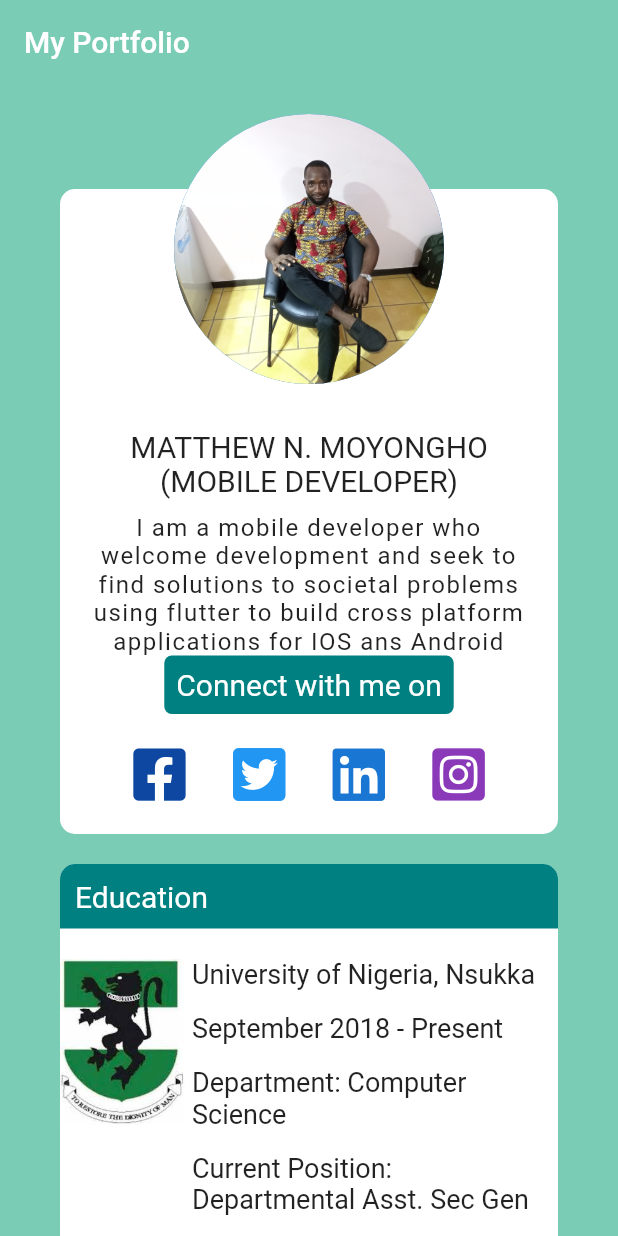
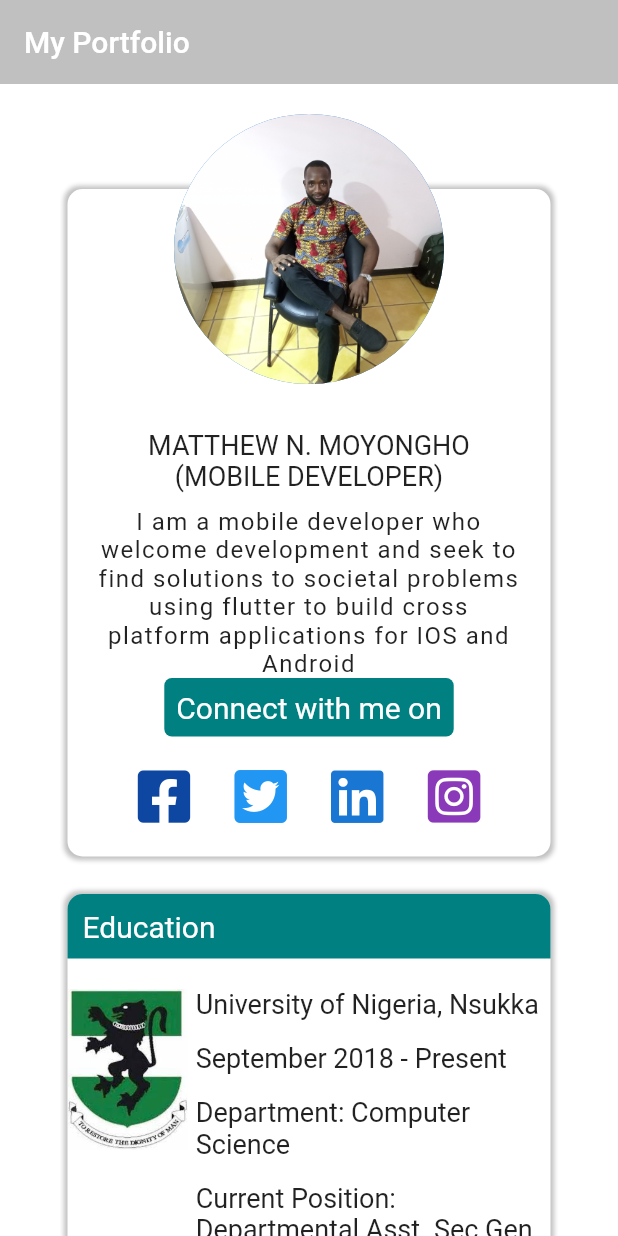
Before and after one commit to JohnBraveMatthew/portfolio, a Flutter app: the screen it shows after launch, on a phone screen of 412 x 824 dp. Run offline on Flutter 3.47's test engine with Material 2 defaults, Android fonts, the phone set to English and light mode, and no system bars; our stand-ins replace font_awesome_flutter.

Commit message:
added some made update

```diff
--- a/lib/main.dart
+++ b/lib/main.dart
@@ -5,14 +5,32 @@ import 'package:font_awesome_flutter/font_awesome_flutter.dart';
 void main() => runApp(Portfolio());
 
 class Portfolio extends StatelessWidget {
+  static const String fbUrl = 'https://facebook.com';
+  static const twitterUrl = "";
+  static const linkedInUrl = "";
+  static const instagramUrl = "";
+
+  // Future<void> _urlLauncher() async {
+  //   if (await canLaunch('https://facebook.com')) {
+  //     await launch('https://facebook.com',
+  //         forceWebView: true, forceSafariVC: true);
+  //   } else {
+  //     throw 'can not launch https://facebook.com';
+  //   }
+  // }
+
   @override
   Widget build(BuildContext context) {
     return MaterialApp(
+      debugShowCheckedModeBanner: false,
       home: Scaffold(
-        backgroundColor: Color(0xff7BCCB5),
+        backgroundColor: Colors.white,
         appBar: AppBar(
-          backgroundColor: Color(0xff7BCCB5),
-          title: Text("My Portfolio"),
+          backgroundColor: Color(0xffC0C0C0),
+          title: Text(
+            "My Portfolio",
+            style: TextStyle(color: Colors.white),
+          ),
           centerTitle: false,
           elevation: 0.0,
         ),
@@ -31,10 +49,16 @@ class Portfolio extends StatelessWidget {
                     .
                      */
                     Container(
-                      margin: EdgeInsets.fromLTRB(0, 50, 0, 0),
+                      margin: EdgeInsets.fromLTRB(5, 50, 5, 0),
                       padding:
                           EdgeInsets.symmetric(vertical: 20, horizontal: 20),
                       decoration: BoxDecoration(
+                          boxShadow: [
+                            BoxShadow(
+                                blurRadius: 2,
+                                spreadRadius: 2,
+                                color: Color(0xffC0C0C0))
+                          ],
                           color: Colors.white,
                           borderRadius: BorderRadius.circular(10)),
                       child: Column(
@@ -45,21 +69,23 @@ class Portfolio extends StatelessWidget {
                           ),
                           Text(
                             "MATTHEW N. MOYONGHO",
+                            textAlign: TextAlign.center,
                             style: TextStyle(
-                              fontSize: 20,
+                              fontSize: 18,
                             ),
                           ),
                           Text(
                             "(MOBILE DEVELOPER)",
+                            textAlign: TextAlign.center,
                             style: TextStyle(
-                              fontSize: 20,
+                              fontSize: 18,
                             ),
                           ),
                           SizedBox(
                             height: 10,
                           ),
                           Text(
-                            "I am a mobile developer who welcome development and seek to find solutions to societal problems using flutter to build cross platform applications for IOS ans Android",
+                            "I am a mobile developer who welcome development and seek to find solutions to societal problems using flutter to build cross platform applications for IOS and Android",
                             textAlign: TextAlign.center,
                             style: TextStyle(
                               fontSize: 16,
@@ -85,10 +111,13 @@ class Portfolio extends StatelessWidget {
                             children: [
                               Container(
                                 //decoration: BoxDecoration(color: Colors.blue),
-                                child: Icon(
-                                  FontAwesomeIcons.facebookSquare,
-                                  color: Colors.blue[900],
-                                  size: 40,
+                                child: InkWell(
+                                  //onPressed: () => _urlLauncher,
+                                  child: Icon(
+                                    FontAwesomeIcons.facebookSquare,
+                                    color: Colors.blue[900],
+                                    size: 40,
+                                  ),
                                 ),
                               ),
                               Container(
@@ -129,8 +158,15 @@ class Portfolio extends StatelessWidget {
                      .
                      */
                     Container(
+                      margin: EdgeInsets.all(5),
                       padding: EdgeInsets.fromLTRB(0, 0, 0, 20),
                       decoration: BoxDecoration(
+                          boxShadow: [
+                            BoxShadow(
+                                blurRadius: 2,
+                                spreadRadius: 2,
+                                color: Color(0xffC0C0C0))
+                          ],
                           color: Colors.white,
                           borderRadius: BorderRadius.circular(10)),
                       child: Column(
@@ -380,8 +416,15 @@ class Portfolio extends StatelessWidget {
 
                      */
                     Container(
+                      margin: EdgeInsets.all(5),
                       padding: EdgeInsets.fromLTRB(0, 0, 0, 20),
                       decoration: BoxDecoration(
+                          boxShadow: [
+                            BoxShadow(
+                                blurRadius: 2,
+                                spreadRadius: 2,
+                                color: Color(0xffC0C0C0))
+                          ],
                           color: Colors.white,
                           borderRadius: BorderRadius.circular(10)),
                       child: Column(
--- a/pubspec.yaml
+++ b/pubspec.yaml
@@ -30,6 +30,7 @@ dependencies:
   cupertino_icons: ^1.0.2
   font_awesome_flutter: ^9.0.0
   url_launcher: ^6.0.3
+  url_launcher_platform_interface: ^2.0.2
 
 dev_dependencies:
   flutter_test:
```
Also changed, not shown: pubspec.lock.
